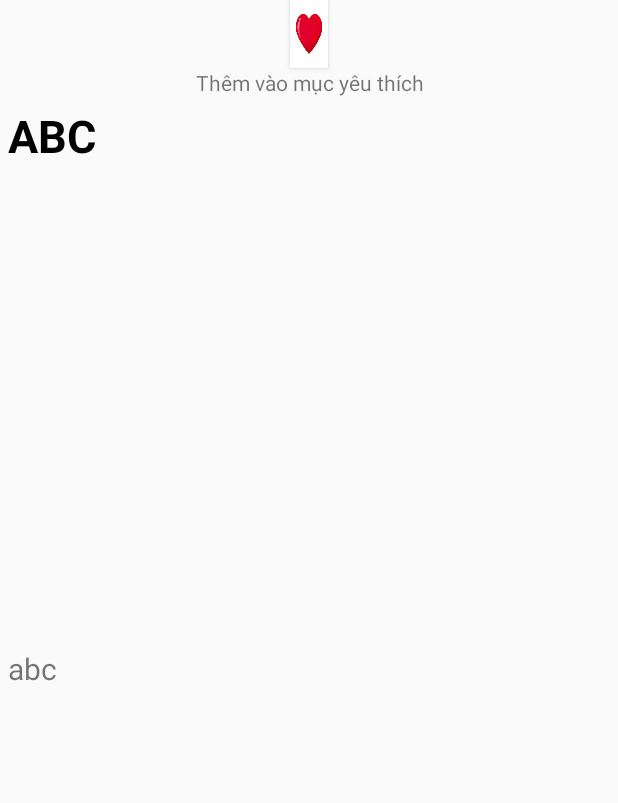
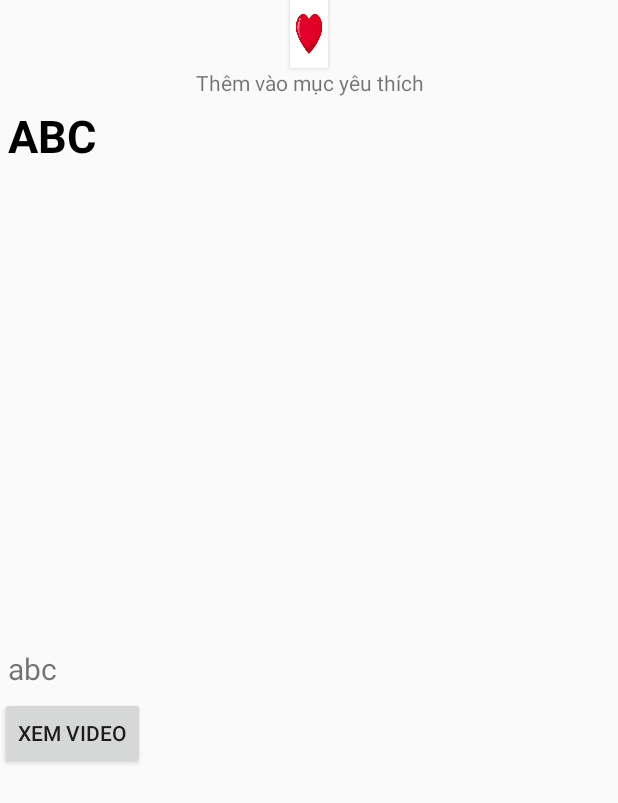
Before and after one commit to n14dcat084/CamNangGiaDinh, an Android app: the layout activity__mon_chien.xml on its own in the app's theme, with its tools: preview values and no code run, on a phone screen of 412 x 824 dp. Shown: the top 803 px of the screen. Run offline under Robolectric (Android 15) with nearby library versions, the phone set to English and light mode, and no system bars.

Commit message:
first commit

```diff
--- a/CamNangGiaDinh/app/src/main/AndroidManifest.xml
+++ b/CamNangGiaDinh/app/src/main/AndroidManifest.xml
@@ -92,7 +92,8 @@
         <activity android:name=".foderdaycon.ActivityDayCon" />
         <activity android:name=".Databases.LoveMeoVat" />
         <activity android:name=".Databases.ActivityLoveMeoVat" />
-        <activity android:name=".fodermonandochai.ActivityDocHai"></activity>
+        <activity android:name=".fodermonandochai.ActivityDocHai" />
+        <activity android:name=".adapter.xemvideo"></activity>
     </application>
 
 </manifest>
--- a/CamNangGiaDinh/app/src/main/res/layout/activity__mon_chien.xml
+++ b/CamNangGiaDinh/app/src/main/res/layout/activity__mon_chien.xml
@@ -57,7 +57,8 @@
                 />
         </LinearLayout>
         <LinearLayout
-            android:layout_weight="6"
+            android:layout_weight="5"
+            android:orientation="vertical"
             android:layout_width="wrap_content"
             android:layout_height="0dp">
             <TextView
@@ -75,7 +76,19 @@
                 android:id="@+id/tvChitietChien"
                 android:layout_height="match_parent"
                 />
+
         </LinearLayout>
+        <LinearLayout
+            android:layout_weight="1"
+            android:layout_width="match_parent"
+            android:layout_height="0dp">
+            <Button
+                android:layout_width="wrap_content"
+                android:id="@+id/btnVideo"
+                android:text="xem video"
+                android:layout_height="wrap_content" />
+        </LinearLayout>
+
     </LinearLayout>
 
 </ScrollView>
```
Also changed, not shown: CamNangGiaDinh/app/src/main/java/btl/com/noitro/adapter/xemvideo.java (added, +75 -0 lines), CamNangGiaDinh/app/src/main/java/btl/com/noitro/monchien/Activity_MonChien.java (+10 -1 lines), CamNangGiaDinh/app/src/main/res/layout/activity_xemvideo.xml (added, +26 -0 lines), 1 other file.
